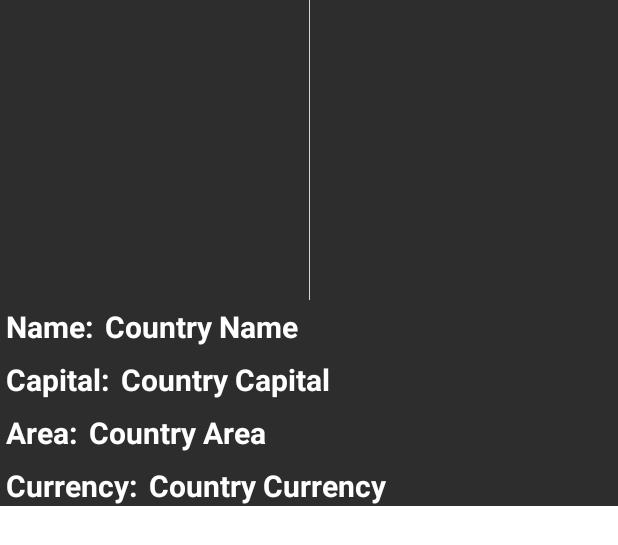
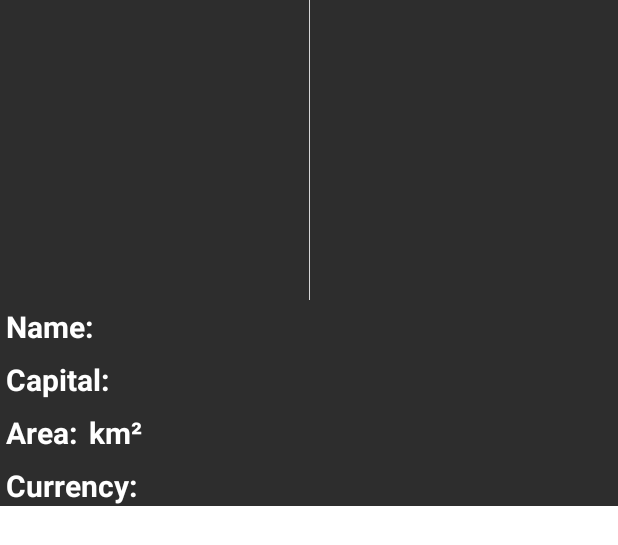
Before and after one commit to giorgishubitidze3/CountryApp, an Android app: the layout list_item.xml on its own in the app's theme, with its tools: preview values and no code run, on a phone screen of 412 x 824 dp. Shown: the top 545 px of the screen. Run offline under Robolectric (Android 15) with nearby library versions, the phone set to English and light mode, and no system bars.

Commit message:
fragment and ui changes

```diff
--- a/app/src/main/java/com/example/countryapp/MainFragment.kt
+++ b/app/src/main/java/com/example/countryapp/MainFragment.kt
@@ -30,8 +30,7 @@ class MainFragment : Fragment() {
 
     override fun onViewCreated(view: View, savedInstanceState: Bundle?) {
         super.onViewCreated(view, savedInstanceState)
-        viewModel = ViewModelProvider(this)[ViewModel::class.java]
-
+        viewModel = ViewModelProvider(requireActivity())[ViewModel::class.java]
 
         view?.findViewById<Button>(R.id.btnEurope)?.setOnClickListener {
             viewModel.fetchDataForRegion("europe")
--- a/app/src/main/java/com/example/countryapp/SecondaryFragment.kt
+++ b/app/src/main/java/com/example/countryapp/SecondaryFragment.kt
@@ -29,7 +29,8 @@ class SecondaryFragment : Fragment() {
 
     override fun onViewCreated(view: View, savedInstanceState: Bundle?) {
         super.onViewCreated(view, savedInstanceState)
-        val viewModel = ViewModelProvider(this)[ViewModel::class.java]
+        val viewModel = ViewModelProvider(requireActivity()).get(ViewModel::class.java)
+
         val recyclerView = view.findViewById<RecyclerView>(R.id.rvCountries)
 
         val adapter = CountryAdapter(emptyList())
--- a/app/src/main/res/layout/list_item.xml
+++ b/app/src/main/res/layout/list_item.xml
@@ -15,52 +15,13 @@
         android:layout_width="wrap_content"
         android:layout_height="wrap_content"
         android:layout_marginStart="8dp"
-        android:layout_marginTop="8dp"
-        android:text="Country Area"
+        android:text="km²"
         android:textColor="@color/white"
         android:textSize="20sp"
         android:textStyle="bold"
+        app:layout_constraintBottom_toTopOf="@+id/tvCountryCurrency"
         app:layout_constraintStart_toEndOf="@+id/tvCountryArea"
-        app:layout_constraintTop_toBottomOf="@+id/tvCapitalResponse" />
-
-    <TextView
-        android:id="@+id/tvCapitalResponse"
-        android:layout_width="wrap_content"
-        android:layout_height="wrap_content"
-        android:layout_marginStart="8dp"
-        android:layout_marginTop="8dp"
-        android:text="Country Capital"
-        android:textColor="@color/white"
-        android:textSize="20sp"
-        android:textStyle="bold"
-        app:layout_constraintStart_toEndOf="@+id/tvCountryCapital"
-        app:layout_constraintTop_toBottomOf="@+id/tvNameResponse" />
-
-    <TextView
-        android:id="@+id/tvCurrencyResponse"
-        android:layout_width="wrap_content"
-        android:layout_height="wrap_content"
-        android:layout_marginStart="8dp"
-        android:layout_marginTop="8dp"
-        android:text="Country Currency"
-        android:textColor="@color/white"
-        android:textSize="20sp"
-        android:textStyle="bold"
-        app:layout_constraintStart_toEndOf="@+id/tvCountryCurrency"
-        app:layout_constraintTop_toBottomOf="@+id/tvAreaResponse" />
-
-    <TextView
-        android:id="@+id/tvNameResponse"
-        android:layout_width="wrap_content"
-        android:layout_height="wrap_content"
-        android:layout_marginStart="8dp"
-        android:layout_marginTop="4dp"
-        android:text="Country Name"
-        android:textColor="@color/white"
-        android:textSize="20sp"
-        android:textStyle="bold"
-        app:layout_constraintStart_toEndOf="@+id/tvCountryName"
-        app:layout_constraintTop_toBottomOf="@+id/imgCountry" />
+        app:layout_constraintTop_toBottomOf="@+id/tvCountryCapital" />
 
     <ImageView
         android:id="@+id/imgCountry"
```
